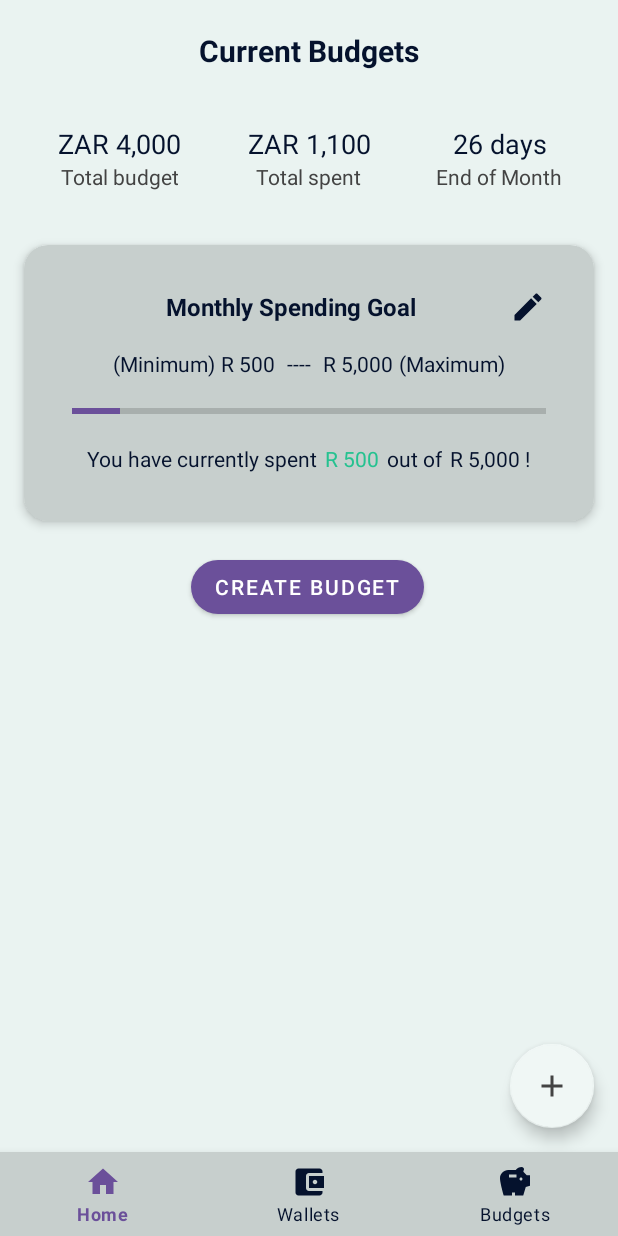
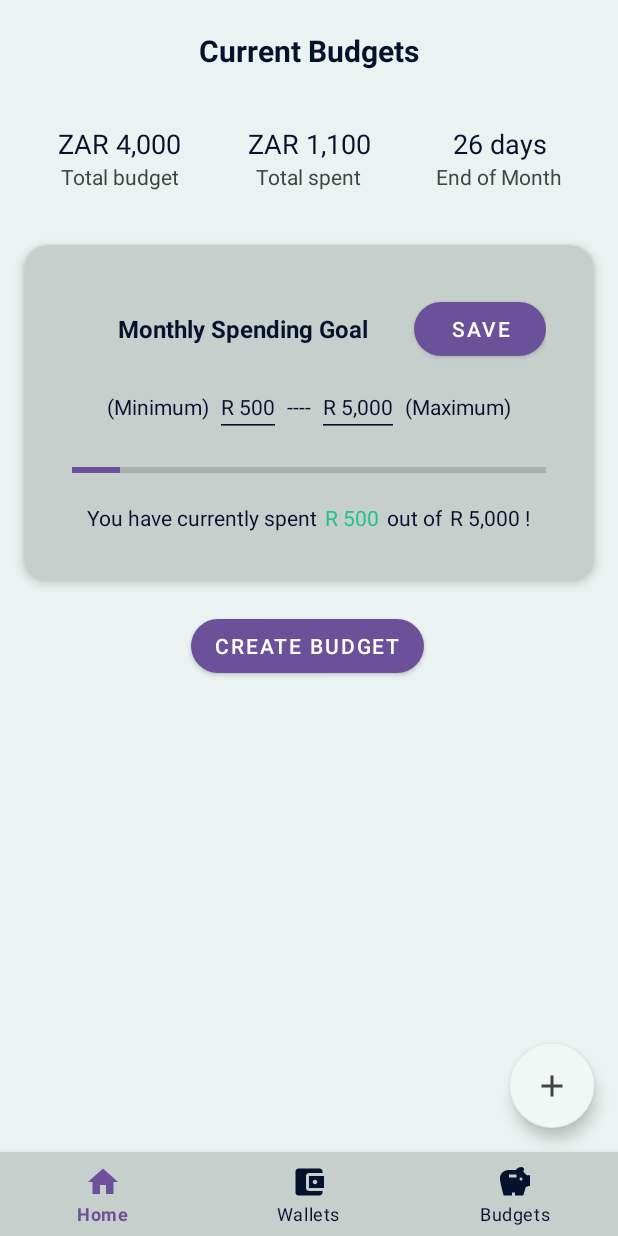
Before and after one commit to AlphaSweater/BudgetBuddy-Project, an Android app: the BudgetMainFragment screen opened through its navigation route, on a phone screen of 412 x 824 dp. Run offline under Robolectric (Android 15) with nearby library versions, the phone set to English and light mode, and no system bars; our stand-ins replace Dagger/Hilt's generated code, Room's generated code.

Commit message:
Refactor BudgetMainFragment and add BudgetGoalsFragment
*   Added `hello_blank_fragment` string in strings.xml
*   Removed edit goal icon from `fragment_budget_main.xml`
* Added `saveButton`, `inputMinGoal`, `inputMaxGoal`, `minValueSpent`, `minValueTotal` views to fragment_budget_main.xml
* Updated BudgetMainFragment to be `AndroidEntryPoint`
* Added new fragment `navigation_budget_goals` in mobile_navigation.xml
* Added action to navigate from BudgetMainFragment to BudgetGoalsFragment in mobile_navigation.xml

```diff
--- a/app/src/main/java/com/synaptix/budgetbuddy/presentation/ui/main/budget/BudgetMainFragment.kt
+++ b/app/src/main/java/com/synaptix/budgetbuddy/presentation/ui/main/budget/BudgetMainFragment.kt
@@ -13,7 +13,9 @@ import com.synaptix.budgetbuddy.core.model.BudgetReportListItems
 import com.synaptix.budgetbuddy.databinding.FragmentBudgetMainBinding
 import com.synaptix.budgetbuddy.databinding.FragmentGeneralTransactionsBinding
 import com.synaptix.budgetbuddy.presentation.ui.main.general.generalTransactions.GeneralTransactionsAdapter
+import dagger.hilt.android.AndroidEntryPoint
 
+@AndroidEntryPoint
 class BudgetMainFragment : Fragment() {
 
     private var _binding: FragmentBudgetMainBinding? = null
--- a/app/src/main/res/layout/fragment_budget_main.xml
+++ b/app/src/main/res/layout/fragment_budget_main.xml
@@ -147,7 +147,6 @@
                     android:id="@+id/monthlyGoalTitle"
                     android:layout_width="0dp"
                     android:layout_height="wrap_content"
-                    android:layout_marginBottom="5dp"
                     android:layout_weight="1"
                     android:gravity="center"
                     android:text="Monthly Spending Goal"
@@ -155,14 +154,18 @@
                     android:textSize="16sp"
                     android:textStyle="bold" />
 
-                <ImageView
-                    android:id="@+id/editGoalIcon"
-                    android:layout_width="24dp"
-                    android:layout_height="24dp"
-                    android:layout_marginBottom="5dp"
-                    android:contentDescription="Edit Goal"
-                    android:src="@drawable/ic_edit_24"
-                    app:tint="?attr/bb_primaryText" />
+                <!-- Save Button -->
+                <Button
+                    android:id="@+id/saveButton"
+                    android:layout_width="wrap_content"
+                    android:layout_height="wrap_content"
+                    android:textColor="@android:color/white"
+                    app:backgroundTint="?attr/bb_button"
+                    app:cornerRadius="24dp"
+                    android:text="Save"
+                    app:layout_constraintStart_toStartOf="parent" />
+
+
             </LinearLayout>
 
             <!-- Min - Max Range Row -->
@@ -180,13 +183,18 @@
                     android:textColor="?attr/bb_primaryText"
                     android:textSize="14sp" />
 
-                <TextView
+                <!-- Min Goal Input -->
+
+                <EditText
+                    android:id="@+id/inputMinGoal"
                     android:layout_width="wrap_content"
                     android:layout_height="wrap_content"
                     android:layout_marginStart="4dp"
-                    android:layout_marginEnd="8dp"
-                    android:text="R 500"
-                    android:textColor="?attr/bb_primaryText"
+                    android:layout_marginEnd="4dp"
+                    android:hint="R 500"
+                    android:backgroundTint="?attr/bb_primaryText"
+                    android:inputType="numberDecimal|numberSigned"
+                    android:textColorHint="?attr/bb_primaryText"
                     android:textSize="14sp" />
 
                 <TextView
@@ -196,12 +204,17 @@
                     android:textColor="?attr/bb_primaryText"
                     android:textSize="14sp" />
 
-                <TextView
+                <!-- Max Goal Input -->
+                <EditText
+                    android:id="@+id/inputMaxGoal"
                     android:layout_width="wrap_content"
                     android:layout_height="wrap_content"
-                    android:layout_marginStart="8dp"
+                    android:layout_marginStart="4dp"
                     android:layout_marginEnd="4dp"
-                    android:text="R 5,000"
+                    android:hint="R 5,000"
+                    android:textColorHint="?attr/bb_primaryText"
+                    android:backgroundTint="?attr/bb_primaryText"
+                    android:inputType="numberDecimal|numberSigned"
                     android:textColor="?attr/bb_primaryText"
                     android:textSize="14sp" />
 
@@ -241,6 +254,7 @@
                     android:textSize="14sp" />
 
                 <TextView
+                    android:id="@+id/minValueSpent"
                     android:layout_width="wrap_content"
                     android:layout_height="wrap_content"
                     android:layout_marginStart="2dp"
@@ -257,6 +271,7 @@
                     android:textSize="14sp" />
 
                 <TextView
+                    android:id="@+id/minValueTotal"
                     android:layout_width="wrap_content"
                     android:layout_height="wrap_content"
                     android:layout_marginStart="2dp"
--- a/app/src/main/res/navigation/mobile_navigation.xml
+++ b/app/src/main/res/navigation/mobile_navigation.xml
@@ -194,6 +194,21 @@
             app:exitAnim="@anim/fade_out"
             app:popEnterAnim="@anim/fade_in"
             app:popExitAnim="@anim/slide_out_down" />
+
+        <action
+            android:id="@+id/action_budgetMainFragment_to_budgetGoalsFragment"
+            app:destination="@id/navigation_budget_goals"
+            app:enterAnim="@anim/slide_in_up"
+            app:exitAnim="@anim/fade_out"
+            app:popEnterAnim="@anim/fade_in"
+            app:popExitAnim="@anim/slide_out_down"/>
+    </fragment>
+
+    <fragment
+        android:id="@+id/navigation_budget_goals"
+        android:name="com.synaptix.budgetbuddy.presentation.ui.main.budget.budgetGoals.BudgetGoalsFragment"
+        android:label="Budget Goals"
+        tools:layout="@layout/fragment_budget_main">
     </fragment>
 
     <fragment
--- a/app/src/main/res/values/strings.xml
+++ b/app/src/main/res/values/strings.xml
@@ -108,6 +108,8 @@
     <string name="total_budget">Total budget</string>
     <string name="total_spent">Total spent</string>
     <string name="end_of_month">End of Month</string>
+    <!-- TODO: Remove or change this placeholder text -->
+    <string name="hello_blank_fragment">Hello blank fragment</string>
     <!-- =========================================================== -->
 
 
```
